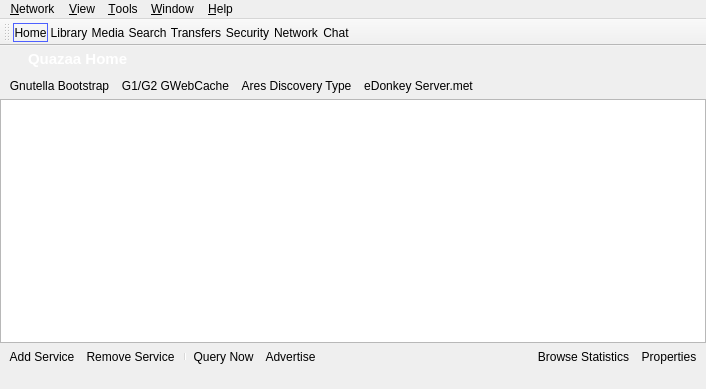
c3c/quazaa, file mainwindow.ui: the form before one commit.
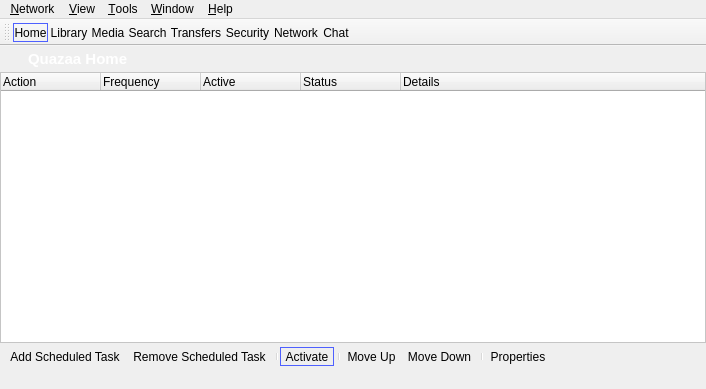
The form after the commit. Icons and pictures are not drawn.

Commit message: Updated the scheduler to something similar to Shareaza's new scheduler.

```diff
--- a/mainwindow.ui
+++ b/mainwindow.ui
@@ -106,7 +106,7 @@
     <item row="1" column="0">
      <widget class="QStackedWidget" name="stackedWidgetMain">
       <property name="currentIndex">
-       <number>9</number>
+       <number>10</number>
       </property>
       <widget class="QWidget" name="pageHome">
        <layout class="QGridLayout" name="gridLayoutHome">
@@ -5473,6 +5473,142 @@
         </item>
        </layout>
       </widget>
+      <widget class="QWidget" name="pageScheduler">
+       <layout class="QGridLayout" name="gridLayout_64">
+        <property name="margin">
+         <number>0</number>
+        </property>
+        <property name="spacing">
+         <number>0</number>
+        </property>
+        <item row="0" column="0">
+         <widget class="QTreeWidget" name="treeWidgetSchedules">
+          <property name="minimumSize">
+           <size>
+            <width>300</width>
+            <height>0</height>
+           </size>
+          </property>
+          <property name="styleSheet">
+           <string notr="true">QTreeWidget {
+	background-color: rgb(255, 255, 255);
+}</string>
+          </property>
+          <column>
+           <property name="text">
+            <string>Action</string>
+           </property>
+          </column>
+          <column>
+           <property name="text">
+            <string>Frequency</string>
+           </property>
+          </column>
+          <column>
+           <property name="text">
+            <string>Active</string>
+           </property>
+          </column>
+          <column>
+           <property name="text">
+            <string>Status</string>
+           </property>
+          </column>
+          <column>
+           <property name="text">
+            <string>Details</string>
+           </property>
+          </column>
+         </widget>
+        </item>
+        <item row="1" column="0">
+         <widget class="QFrame" name="toolFrameScheduler">
+          <property name="sizePolicy">
+           <sizepolicy hsizetype="Expanding" vsizetype="Preferred">
+            <horstretch>0</horstretch>
+            <verstretch>0</verstretch>
+           </sizepolicy>
+          </property>
+          <property name="styleSheet">
+           <string notr="true">QToolButton {
+    border: 1px solid transparent;
+    background-color: transparent;
+}
+
+ QToolButton:pressed {
+     background-color: qlineargradient(x1: 0, y1: 0, x2: 0, y2: 1,
+                                       stop: 0 #dadbde, stop: 1 #f6f7fa);
+ }
+
+QToolButton:checked {
+     border: 1px solid rgb(78, 96, 255);
+     background-color: qlineargradient(x1: 0, y1: 0, x2: 0, y2: 1,
+                                       stop: 0 #dadbde, stop: 1 #f6f7fa);
+}
+
+ QToolButton:hover {
+     border: 1px solid rgb(78, 96, 255);
+     background-color: qlineargradient(x1: 0, y1: 0, x2: 0, y2: 1,
+                                       stop: 0 #dadbde, stop: 1 #f6f7fa);
+ }
+ QToolButton[popupMode=&quot;1&quot;] { /* only for MenuButtonPopup */
+     padding-right: 20px; /* make way for the popup button */
+ }
+
+/* the subcontrols below are used only in the MenuButtonPopup mode */
+ QToolButton::menu-button {
+     border: 1px solid transparent;
+     /* 16px width + 4px for border = 20px allocated above */
+     width: 16px;
+ }
+
+QToolButton::menu-button:hover {
+    border: 1px solid rgb(78, 96, 255);
+	border-left-color: 1px solid transparent;
+     /* 16px width + 4px for border = 20px allocated above */
+     width: 16px;
+ }
+
+ QToolButton::menu-arrow:open {
+     top: 1px; left: 1px; /* shift it a bit */
+ }</string>
+          </property>
+          <property name="frameShape">
+           <enum>QFrame::NoFrame</enum>
+          </property>
+          <property name="frameShadow">
+           <enum>QFrame::Raised</enum>
+          </property>
+          <layout class="QGridLayout" name="gridLayout_63">
+           <property name="margin">
+            <number>0</number>
+           </property>
+           <property name="spacing">
+            <number>0</number>
+           </property>
+           <item row="0" column="0">
+            <widget class="QToolBar" name="toolBarScheduler">
+             <property name="styleSheet">
+              <string notr="true">QToolBar {
+	border-color: 2px solid transparent;
+}</string>
+             </property>
+             <addaction name="actionAddScheduledTask"/>
+             <addaction name="actionRemoveScheduledTask"/>
+             <addaction name="separator"/>
+             <addaction name="actionToggleTask"/>
+             <addaction name="separator"/>
+             <addaction name="actionSheduleMoveUp"/>
+             <addaction name="actionScheduleMoveDown"/>
+             <addaction name="separator"/>
+             <addaction name="actionScheduleProperties"/>
+            </widget>
+           </item>
+          </layout>
+         </widget>
+        </item>
+       </layout>
+      </widget>
       <widget class="QWidget" name="pageGraph">
        <layout class="QGridLayout" name="gridLayout_54">
         <property name="margin">
@@ -7737,6 +7873,45 @@
     <string>Mute</string>
    </property>
   </action>
+  <action name="actionAddScheduledTask">
+   <property name="text">
+    <string>Add Scheduled Task</string>
+   </property>
+  </action>
+  <action name="actionRemoveScheduledTask">
+   <property name="text">
+    <string>Remove Scheduled Task</string>
+   </property>
+   <property name="toolTip">
+    <string>Remove Scheduled Task</string>
+   </property>
+  </action>
+  <action name="actionToggleTask">
+   <property name="checkable">
+    <bool>true</bool>
+   </property>
+   <property name="checked">
+    <bool>true</bool>
+   </property>
+   <property name="text">
+    <string>Activate</string>
+   </property>
+  </action>
+  <action name="actionSheduleMoveUp">
+   <property name="text">
+    <string>Move Up</string>
+   </property>
+  </action>
+  <action name="actionScheduleMoveDown">
+   <property name="text">
+    <string>Move Down</string>
+   </property>
+  </action>
+  <action name="actionScheduleProperties">
+   <property name="text">
+    <string>Properties</string>
+   </property>
+  </action>
  </widget>
  <layoutdefault spacing="6" margin="11"/>
  <resources>
```
Left out of the diff: 86 changed lines with no effect on the pictures. The commit also changes 41 other files.
